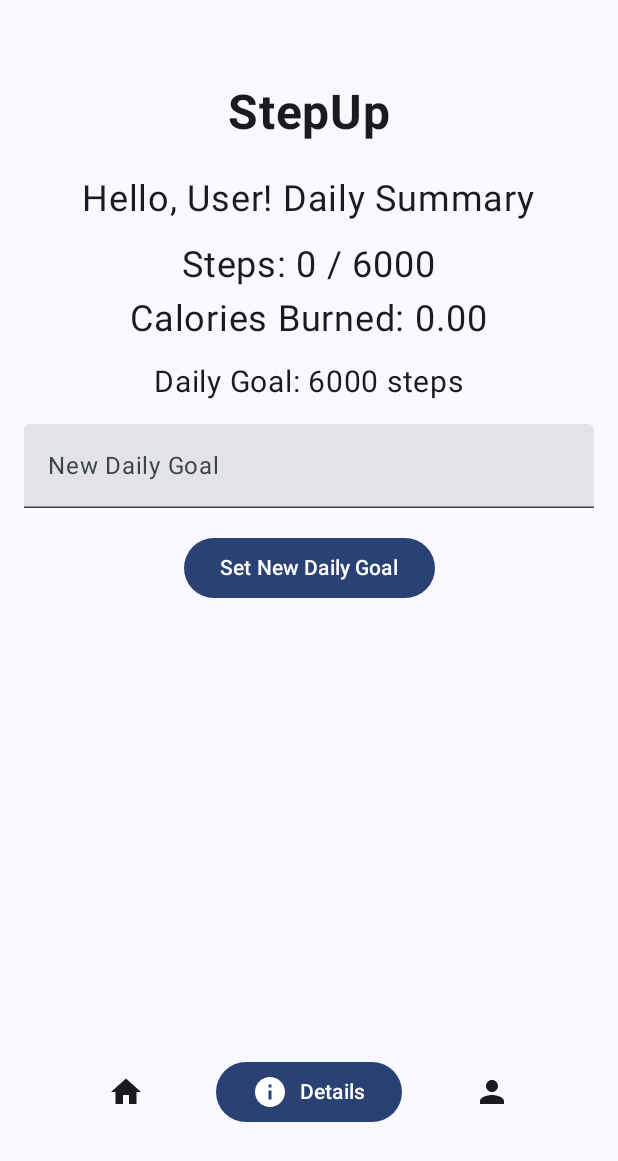
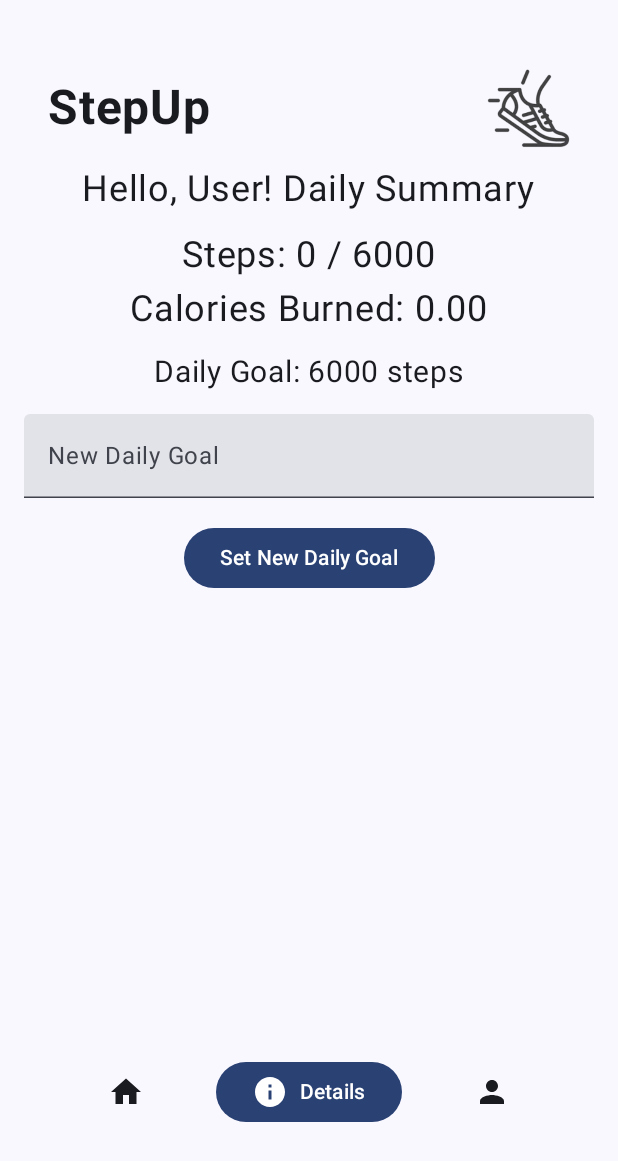
Before and after one commit to varelam-bzz/stepup, an Android app built with Jetpack Compose: the screen it shows after launch (MainActivity), on a phone screen of 412 x 824 dp. Shown: the top 1161 px of the screen. Run offline under Robolectric (Android 15) with nearby library versions, the light colour scheme and no system bars.

Commit message:
Added logo to header, fixed alignment and styling

```diff
--- a/app/src/main/java/ch/matiasfederico/stepup/MainActivity.kt
+++ b/app/src/main/java/ch/matiasfederico/stepup/MainActivity.kt
@@ -118,7 +118,7 @@ fun MainScreen(
         Column(
             modifier = Modifier
                 .fillMaxSize()
-                .padding(start = 16.dp, end = 16.dp, top = 48.dp, bottom = 64.dp), // Adjusted bottom padding
+                .padding(start = 16.dp, end = 16.dp, top = 32.dp, bottom = 64.dp), // Adjusted bottom padding
             verticalArrangement = Arrangement.SpaceBetween,
             horizontalAlignment = Alignment.CenterHorizontally,
         ) {
--- a/app/src/main/java/ch/matiasfederico/stepup/ui/theme/Header.kt
+++ b/app/src/main/java/ch/matiasfederico/stepup/ui/theme/Header.kt
@@ -1,29 +1,43 @@
 package ch.matiasfederico.stepup.ui.theme
 
-import androidx.compose.foundation.layout.Arrangement
-import androidx.compose.foundation.layout.Row
-import androidx.compose.foundation.layout.fillMaxWidth
-import androidx.compose.foundation.layout.padding
+import androidx.compose.foundation.Image
+import androidx.compose.foundation.layout.*
 import androidx.compose.material3.Text
 import androidx.compose.runtime.Composable
+import androidx.compose.ui.Alignment
 import androidx.compose.ui.Modifier
+import androidx.compose.ui.layout.ContentScale
+import androidx.compose.ui.res.painterResource
 import androidx.compose.ui.text.font.FontWeight
 import androidx.compose.ui.unit.dp
 import androidx.compose.ui.unit.sp
+import com.matiasfederico.myapplication.R
 
 @Composable
 fun Header() {
+    val image = painterResource(R.drawable.logo)
+
     Row(
         modifier = Modifier
             .fillMaxWidth()
-            .padding(8.dp),
-        horizontalArrangement = Arrangement.SpaceEvenly
+            .padding(horizontal = 16.dp, vertical = 8.dp),
+        horizontalArrangement = Arrangement.SpaceBetween,
+        verticalAlignment = Alignment.CenterVertically
     ) {
         Text(
             text = "StepUp",
             fontSize = 32.sp,
-            fontWeight = FontWeight.Bold,
-            modifier = Modifier.padding(bottom = 16.dp)
+            fontWeight = FontWeight.Bold
+        )
+
+        Image(
+            painter = image,
+            contentDescription = null,
+            modifier = Modifier
+                .size(64.dp)
+                .offset(8.dp)
+                .padding(end = 8.dp),
+            contentScale = ContentScale.Fit
         )
     }
 }
```
Also changed, not shown: app/src/main/res/drawable/logo.png (added).
